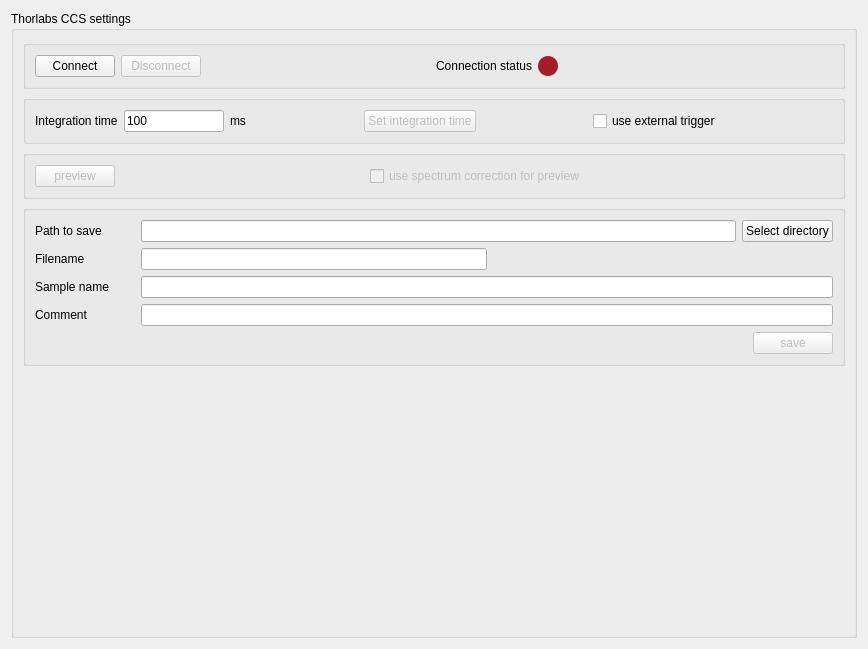
First picture: the form in plugins/TLCCS/TLCCS_settingsWidget.ui, repository pyIVLS/pyIVLS, before the edit.
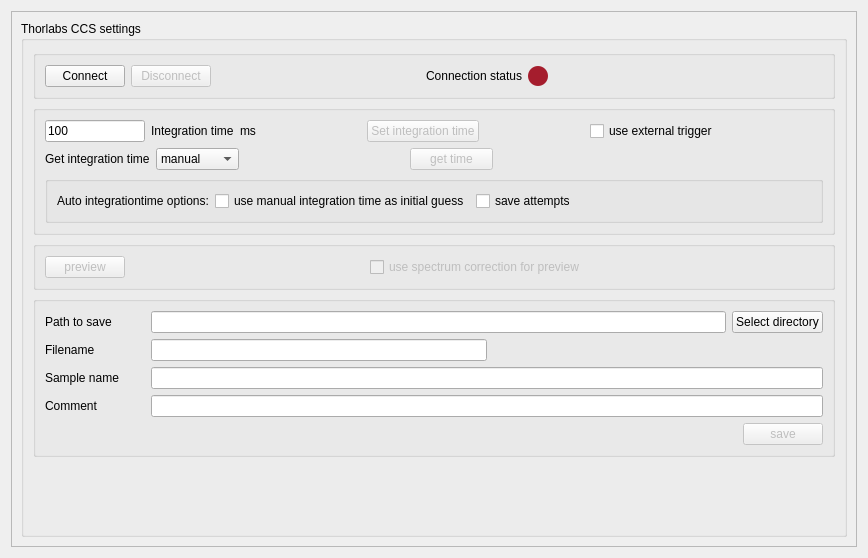
Second picture: the form after the edit.

```diff
--- a/plugins/TLCCS/TLCCS_settingsWidget.ui
+++ b/plugins/TLCCS/TLCCS_settingsWidget.ui
@@ -7,7 +7,7 @@
     <x>0</x>
     <y>0</y>
     <width>868</width>
-    <height>649</height>
+    <height>558</height>
    </rect>
   </property>
   <property name="sizePolicy">
@@ -19,7 +19,22 @@
   <property name="windowTitle">
    <string>Template settings</string>
   </property>
-  <layout class="QHBoxLayout" name="horizontalLayout">
+  <layout class="QVBoxLayout" name="verticalLayout_4">
+   <item>
+    <widget class="QScrollArea" name="scrollArea">
+     <property name="widgetResizable">
+      <bool>true</bool>
+     </property>
+     <widget class="QWidget" name="scrollAreaWidgetContents">
+      <property name="geometry">
+       <rect>
+        <x>0</x>
+        <y>-66</y>
+        <width>834</width>
+        <height>604</height>
+       </rect>
+      </property>
+      <layout class="QVBoxLayout" name="verticalLayout_5">
    <item>
     <widget class="QGroupBox" name="groupBox_general">
      <property name="title">
@@ -118,14 +133,9 @@
         <property name="title">
          <string/>
         </property>
-        <layout class="QHBoxLayout" name="horizontalLayout_2">
+            <layout class="QVBoxLayout" name="verticalLayout_3">
          <item>
-          <widget class="QLabel" name="integTimeText">
-           <property name="text">
-            <string>Integration time</string>
-           </property>
-          </widget>
-         </item>
+              <layout class="QHBoxLayout" name="horizontalLayout_10">
          <item>
           <widget class="QLineEdit" name="lineEdit_Integ">
            <property name="maximumSize">
@@ -139,6 +149,13 @@
            </property>
           </widget>
          </item>
+               <item>
+                <widget class="QLabel" name="integTimeText">
+                 <property name="text">
+                  <string>Integration time</string>
+                 </property>
+                </widget>
+               </item>
          <item>
           <widget class="QLabel" name="secondText">
            <property name="text">
@@ -147,7 +164,7 @@
           </widget>
          </item>
          <item>
-          <spacer name="horizontalSpacer">
+                <spacer name="horizontalSpacer_4">
            <property name="orientation">
             <enum>Qt::Horizontal</enum>
            </property>
@@ -170,7 +187,7 @@
           </widget>
          </item>
          <item>
-          <spacer name="horizontalSpacer_4">
+                <spacer name="horizontalSpacer_6">
            <property name="orientation">
             <enum>Qt::Horizontal</enum>
            </property>
@@ -190,7 +207,7 @@
           </widget>
          </item>
          <item>
-          <spacer name="horizontalSpacer_6">
+                <spacer name="horizontalSpacer">
            <property name="orientation">
             <enum>Qt::Horizontal</enum>
            </property>
@@ -201,6 +218,112 @@
             </size>
            </property>
           </spacer>
+               </item>
+              </layout>
+             </item>
+             <item>
+              <layout class="QHBoxLayout" name="horizontalLayout_2" stretch="1,1,2,1,4">
+               <item>
+                <widget class="QLabel" name="getIntergrationTimelabel">
+                 <property name="text">
+                  <string>Get integration time</string>
+                 </property>
+                </widget>
+               </item>
+               <item>
+                <widget class="QComboBox" name="getIntegrationTime_combo">
+                 <item>
+                  <property name="text">
+                   <string>manual</string>
+                  </property>
+                 </item>
+                 <item>
+                  <property name="text">
+                   <string>auto</string>
+                  </property>
+                 </item>
+                </widget>
+               </item>
+               <item>
+                <spacer name="horizontalSpacer_7">
+                 <property name="orientation">
+                  <enum>Qt::Horizontal</enum>
+                 </property>
+                 <property name="sizeHint" stdset="0">
+                  <size>
+                   <width>40</width>
+                   <height>20</height>
+                  </size>
+                 </property>
+                </spacer>
+               </item>
+               <item>
+                <widget class="QPushButton" name="getTime_button">
+                 <property name="enabled">
+                  <bool>false</bool>
+                 </property>
+                 <property name="text">
+                  <string>get time</string>
+                 </property>
+                </widget>
+               </item>
+               <item>
+                <spacer name="horizontalSpacer_12">
+                 <property name="orientation">
+                  <enum>Qt::Horizontal</enum>
+                 </property>
+                 <property name="sizeHint" stdset="0">
+                  <size>
+                   <width>40</width>
+                   <height>20</height>
+                  </size>
+                 </property>
+                </spacer>
+               </item>
+              </layout>
+             </item>
+             <item>
+              <widget class="QGroupBox" name="autoIntegrationTime_box">
+               <property name="title">
+                <string/>
+               </property>
+               <layout class="QHBoxLayout" name="horizontalLayout_11">
+                <item>
+                 <widget class="QLabel" name="autoIntegrationTIme_label">
+                  <property name="text">
+                   <string>Auto integrationtime options:</string>
+                  </property>
+                 </widget>
+                </item>
+                <item>
+                 <widget class="QCheckBox" name="useIntegrationTimeGuess_check">
+                  <property name="text">
+                   <string>use manual integration time as initial guess</string>
+                  </property>
+                 </widget>
+                </item>
+                <item>
+                 <widget class="QCheckBox" name="saveAttempts_check">
+                  <property name="text">
+                   <string>save attempts</string>
+                  </property>
+                 </widget>
+                </item>
+                <item>
+                 <spacer name="horizontalSpacer_11">
+                  <property name="orientation">
+                   <enum>Qt::Horizontal</enum>
+                  </property>
+                  <property name="sizeHint" stdset="0">
+                   <size>
+                    <width>40</width>
+                    <height>20</height>
+                   </size>
+                  </property>
+                 </spacer>
+                </item>
+               </layout>
+              </widget>
          </item>
         </layout>
        </widget>
@@ -417,6 +540,10 @@
        </spacer>
       </item>
      </layout>
+        </widget>
+       </item>
+      </layout>
+     </widget>
     </widget>
    </item>
   </layout>
```
Lines whose indentation alone changed are shown as unchanged.
